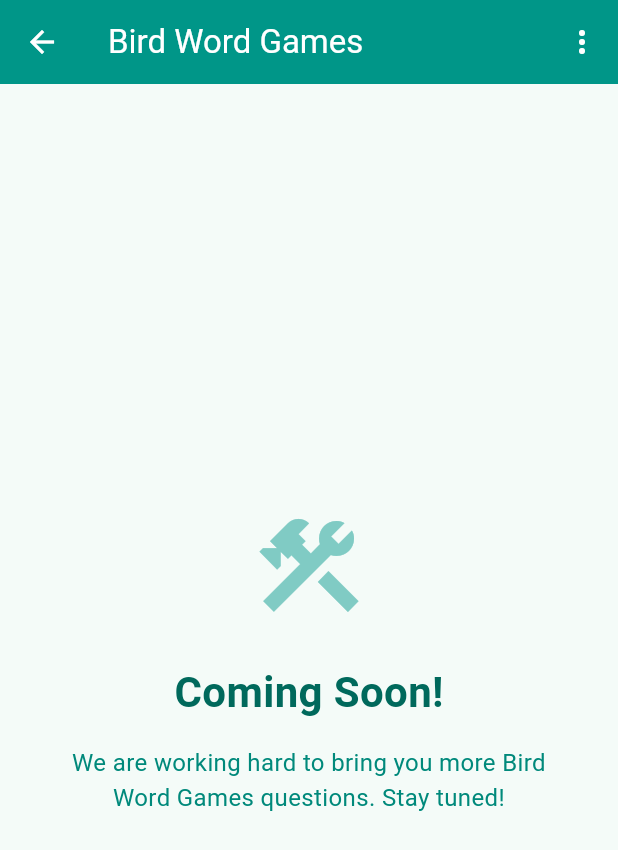
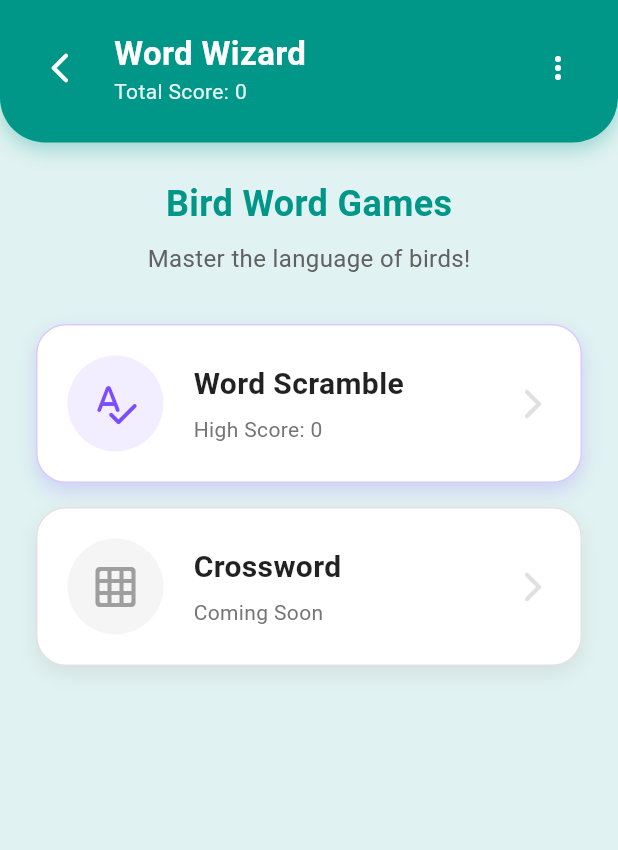
Before and after one commit to goldfinch-greenfinch/bird-whizz, a Flutter app: the MainSelectionScreen screen opened directly, after a tap on "Bird Word Games", on a phone screen of 412 x 824 dp. Shown: the top 850 px of the screen. Run offline on Flutter 3.47's test engine with Material 3 defaults, Android fonts, the phone set to English and light mode, and no system bars; our stand-ins replace audioplayers, confetti, device_preview, shared_preferences; accounts and stored records are empty.

Commit message:
Bird word games init

```diff
--- a/lib/models/user_profile.dart
+++ b/lib/models/user_profile.dart
@@ -6,6 +6,8 @@ class UserProfile {
   final int totalCorrectAnswers;
   final Map<String, int> categoryCorrectAnswers;
   final int birdIdHighScore; // New field for Bird ID Quiz High Score
+  final Map<String, int>
+  wordGameHighScores; // New field for Word Games High Scores
 
   UserProfile({
     required this.id,
@@ -15,6 +17,7 @@ class UserProfile {
     this.totalCorrectAnswers = 0,
     this.categoryCorrectAnswers = const <String, int>{},
     this.birdIdHighScore = 0,
+    this.wordGameHighScores = const <String, int>{},
   });
 
   Map<String, dynamic> toJson() {
@@ -26,6 +29,7 @@ class UserProfile {
       'totalCorrectAnswers': totalCorrectAnswers,
       'categoryCorrectAnswers': categoryCorrectAnswers,
       'birdIdHighScore': birdIdHighScore,
+      'wordGameHighScores': wordGameHighScores,
     };
   }
 
@@ -46,6 +50,11 @@ class UserProfile {
           ) ??
           const <String, int>{},
       birdIdHighScore: json['birdIdHighScore'] as int? ?? 0,
+      wordGameHighScores:
+          (json['wordGameHighScores'] as Map<String, dynamic>?)?.map(
+            (k, v) => MapEntry(k, v as int),
+          ) ??
+          const <String, int>{},
     );
   }
 
@@ -57,6 +66,7 @@ class UserProfile {
     int? totalCorrectAnswers,
     Map<String, int>? categoryCorrectAnswers,
     int? birdIdHighScore,
+    Map<String, int>? wordGameHighScores,
   }) {
     return UserProfile(
       id: id ?? this.id,
@@ -67,6 +77,7 @@ class UserProfile {
       categoryCorrectAnswers:
           categoryCorrectAnswers ?? this.categoryCorrectAnswers,
       birdIdHighScore: birdIdHighScore ?? this.birdIdHighScore,
+      wordGameHighScores: wordGameHighScores ?? this.wordGameHighScores,
     );
   }
 }
--- a/lib/providers/quiz_provider.dart
+++ b/lib/providers/quiz_provider.dart
@@ -246,6 +246,7 @@ class QuizProvider with ChangeNotifier {
     int? totalCorrectAnswers,
     Map<String, int>? categoryCorrectAnswers,
     int? birdIdHighScore,
+    Map<String, int>? wordGameHighScores,
   }) {
     if (_currentProfile == null) return;
 
@@ -256,10 +257,26 @@ class QuizProvider with ChangeNotifier {
         totalCorrectAnswers: totalCorrectAnswers,
         categoryCorrectAnswers: categoryCorrectAnswers,
         birdIdHighScore: birdIdHighScore,
+        wordGameHighScores: wordGameHighScores,
       );
       _currentProfile = _profiles[index];
       _saveProfiles(); // Save on every update
       notifyListeners();
+    }
+  }
+
+  // --- Word Games ---
+  int get unscrambleHighScore =>
+      _currentProfile?.wordGameHighScores['unscramble'] ?? 0;
+
+  void updateUnscrambleHighScore(int score) {
+    if (_currentProfile == null) return;
+    if (score > unscrambleHighScore) {
+      final newHighScores = Map<String, int>.from(
+        _currentProfile?.wordGameHighScores ?? {},
+      );
+      newHighScores['unscramble'] = score;
+      _updateCurrentProfile(wordGameHighScores: newHighScores);
     }
   }
 
--- a/lib/screens/main_selection_screen.dart
+++ b/lib/screens/main_selection_screen.dart
@@ -9,6 +9,7 @@ import 'profile_selection_screen.dart';
 import '../widgets/navigation_utils.dart';
 import '../services/audio_service.dart';
 import 'bird_id_selection_screen.dart';
+import 'word_games_selection_screen.dart';
 
 class MainSelectionScreen extends StatefulWidget {
   const MainSelectionScreen({super.key});
@@ -99,9 +100,7 @@ class _MainSelectionScreenState extends State<MainSelectionScreen> {
                           Navigator.push(
                             context,
                             MaterialPageRoute(
-                              builder: (_) => const ComingSoonScreen(
-                                title: 'Bird Word Games',
-                              ),
+                              builder: (_) => const WordGamesSelectionScreen(),
                             ),
                           );
                         },
--- /dev/null
+++ b/lib/screens/word_games_selection_screen.dart
@@ -0,0 +1,232 @@
+import 'package:flutter/material.dart';
+import 'package:provider/provider.dart';
+import '../providers/quiz_provider.dart';
+import '../widgets/navigation_utils.dart';
+import 'unscramble_game_screen.dart';
+import 'coming_soon_screen.dart';
+
+class WordGamesSelectionScreen extends StatelessWidget {
+  const WordGamesSelectionScreen({super.key});
+
+  @override
+  Widget build(BuildContext context) {
+    return Scaffold(
+      backgroundColor: Colors.teal[50],
+      body: SafeArea(
+        child: Column(
+          children: [
+            const _Header(),
+            Expanded(
+              child: Padding(
+                padding: const EdgeInsets.all(24.0),
+                child: Column(
+                  children: [
+                    const Text(
+                      'Bird Word Games',
+                      style: TextStyle(
+                        fontSize: 24,
+                        fontWeight: FontWeight.bold,
+                        color: Colors.teal,
+                      ),
+                    ),
+                    const SizedBox(height: 8),
+                    Text(
+                      'Master the language of birds!',
+                      style: TextStyle(fontSize: 16, color: Colors.grey[700]),
+                    ),
+                    const SizedBox(height: 32),
+                    // Game List
+                    Expanded(
+                      child: ListView(
+                        children: [
+                          Consumer<QuizProvider>(
+                            builder: (context, provider, child) {
+                              return _GameCard(
+                                title: 'Word Scramble',
+                                subtitle:
+                                    'High Score: ${provider.unscrambleHighScore}',
+                                icon: Icons.spellcheck_rounded,
+                                color: Colors.deepPurpleAccent,
+                                onTap: () {
+                                  Navigator.push(
+                                    context,
+                                    MaterialPageRoute(
+                                      builder: (_) =>
+                                          const UnscrambleGameScreen(),
+                                    ),
+                                  );
+                                },
+                              );
+                            },
+                          ),
+                          const SizedBox(height: 16),
+                          _GameCard(
+                            title: 'Crossword',
+                            subtitle: 'Coming Soon',
+                            icon: Icons.grid_on_rounded,
+                            color: Colors.grey,
+                            onTap: () {
+                              Navigator.push(
+                                context,
+                                MaterialPageRoute(
+                                  builder: (_) => const ComingSoonScreen(
+                                    title: 'Crossword',
+                                  ),
+                                ),
+                              );
+                            },
+                          ),
+                        ],
+                      ),
+                    ),
+                  ],
+                ),
+              ),
+            ),
+          ],
+        ),
+      ),
+    );
+  }
+}
+
+class _GameCard extends StatelessWidget {
+  final String title;
+  final String subtitle;
+  final IconData icon;
+  final Color color;
+  final VoidCallback onTap;
+
+  const _GameCard({
+    required this.title,
+    required this.subtitle,
+    required this.icon,
+    required this.color,
+    required this.onTap,
+  });
+
+  @override
+  Widget build(BuildContext context) {
+    return InkWell(
+      onTap: onTap,
+      borderRadius: BorderRadius.circular(20),
+      child: Container(
+        padding: const EdgeInsets.all(20),
+        decoration: BoxDecoration(
+          color: Colors.white,
+          borderRadius: BorderRadius.circular(20),
+          boxShadow: [
+            BoxShadow(
+              color: color.withValues(alpha: 0.2),
+              blurRadius: 10,
+              offset: const Offset(0, 5),
+            ),
+          ],
+          border: Border.all(color: color.withValues(alpha: 0.3), width: 1),
+        ),
+        child: Row(
+          children: [
+            Container(
+              padding: const EdgeInsets.all(16),
+              decoration: BoxDecoration(
+                color: color.withValues(alpha: 0.1),
+                shape: BoxShape.circle,
+              ),
+              child: Icon(icon, color: color, size: 32),
+            ),
+            const SizedBox(width: 20),
+            Expanded(
+              child: Column(
+                crossAxisAlignment: CrossAxisAlignment.start,
+                children: [
+                  Text(
+                    title,
+                    style: const TextStyle(
+                      fontSize: 20,
+                      fontWeight: FontWeight.bold,
+                      color: Colors.black87,
+                    ),
+                  ),
+                  const SizedBox(height: 6),
+                  Text(
+                    subtitle,
+                    style: TextStyle(fontSize: 14, color: Colors.grey[600]),
+                  ),
+                ],
+              ),
+            ),
+            Icon(Icons.arrow_forward_ios_rounded, color: Colors.grey[300]),
+          ],
+        ),
+      ),
+    );
+  }
+}
+
+class _Header extends StatelessWidget {
+  const _Header();
+
+  @override
+  Widget build(BuildContext context) {
+    return Consumer<QuizProvider>(
+      builder: (context, provider, child) {
+        // Calculate total word game score (currently just unscramble)
+        final totalWordScore = provider.unscrambleHighScore;
+
+        return Container(
+          padding: const EdgeInsets.fromLTRB(16, 20, 16, 24),
+          decoration: BoxDecoration(
+            color: Colors.teal,
+            borderRadius: const BorderRadius.only(
+              bottomLeft: Radius.circular(30),
+              bottomRight: Radius.circular(30),
+            ),
+            boxShadow: [
+              BoxShadow(
+                color: Colors.teal.withValues(alpha: 0.3),
+                blurRadius: 10,
+                offset: const Offset(0, 5),
+              ),
+            ],
+          ),
+          child: Column(
+            children: [
+              Row(
+                children: [
+                  NavigationUtils.buildBackButton(context, color: Colors.white),
+                  const SizedBox(width: 12),
+                  Expanded(
+                    child: Column(
+                      crossAxisAlignment: CrossAxisAlignment.start,
+                      children: [
+                        const Text(
+                          'Word Wizard',
+                          style: TextStyle(
+                            color: Colors.white,
+                            fontWeight: FontWeight.bold,
+                            fontSize: 22,
+                          ),
+                        ),
+                        Text(
+                          'Total Score: $totalWordScore',
+                          style: TextStyle(
+                            color: Colors.white.withValues(alpha: 0.9),
+                            fontSize: 14,
+                          ),
+                        ),
+                      ],
+                    ),
+                  ),
+                  NavigationUtils.buildProfileMenu(
+                    context,
+                    color: Colors.white,
+                  ),
+                ],
+              ),
+            ],
+          ),
+        );
+      },
+    );
+  }
+}
--- a/pubspec.yaml
+++ b/pubspec.yaml
@@ -38,6 +38,7 @@ dependencies:
   provider: ^6.1.5+1
   shared_preferences: ^2.5.4
   device_preview: ^1.3.1
+  confetti: ^0.7.0
 
 dev_dependencies:
   flutter_test:
```
Also changed, not shown: lib/screens/unscramble_game_screen.dart (added, +400 -0 lines), pubspec.lock.
